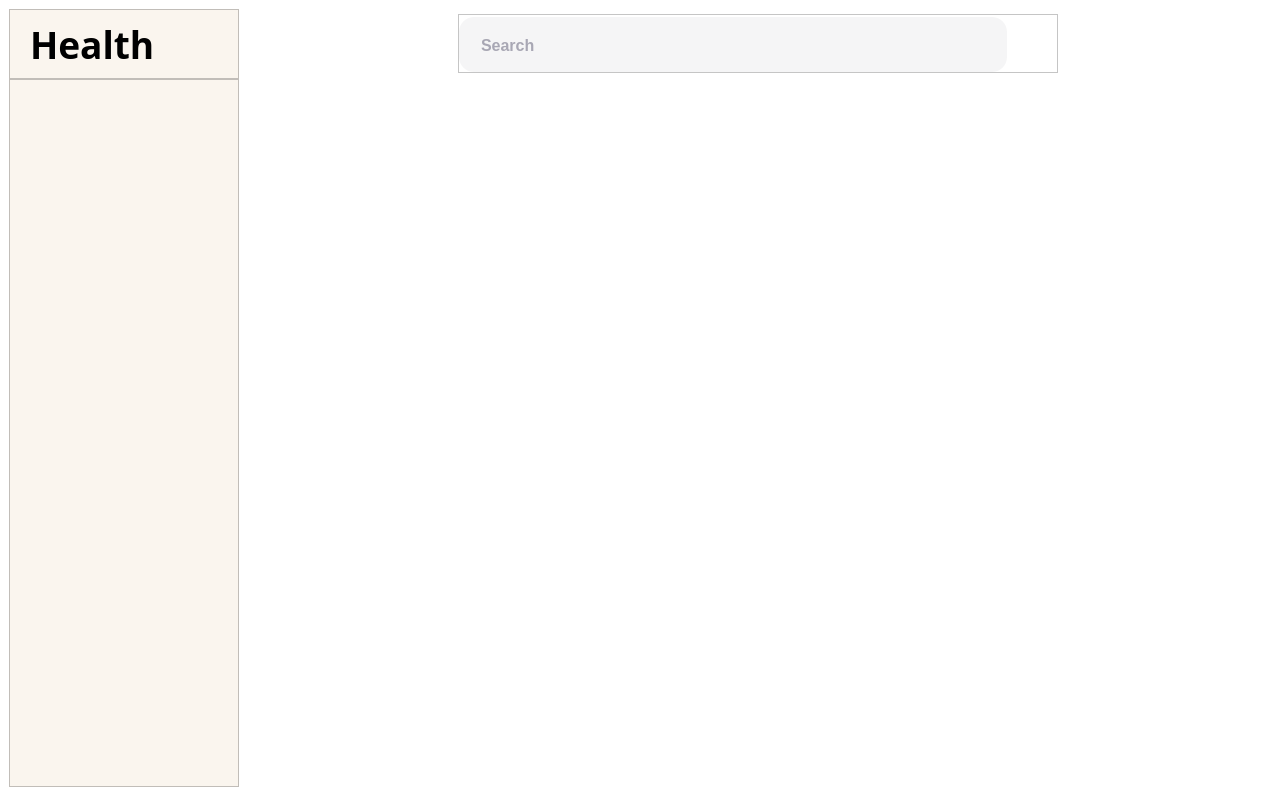
Above: healthCare.ui from Oizys13/Chat-app before the change. Below: the same form after it.
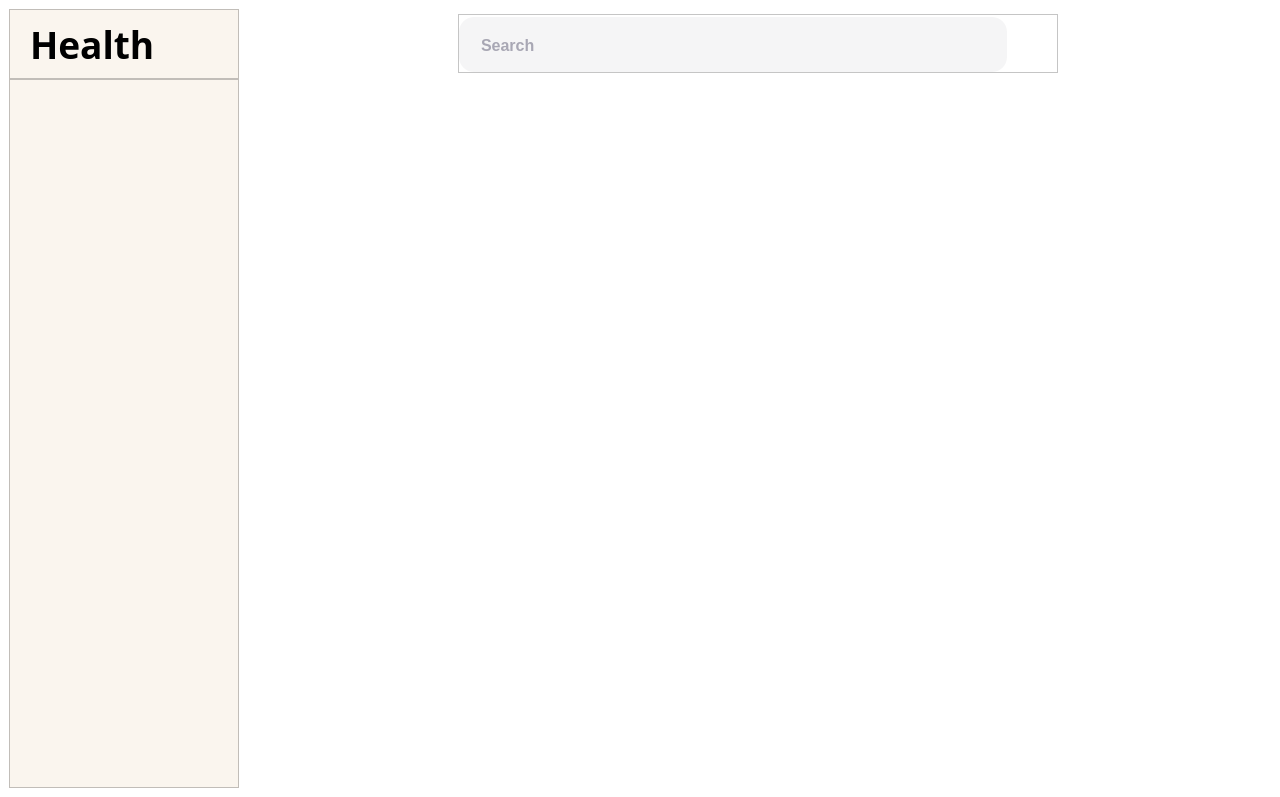
That is the form after the change. Icons and pictures are not drawn.

Diff of the .ui file:
```diff
--- a/healthCare.ui
+++ b/healthCare.ui
@@ -7,7 +7,7 @@
     <x>0</x>
     <y>0</y>
     <width>1280</width>
-    <height>796</height>
+    <height>797</height>
    </rect>
   </property>
   <property name="font">
```
Left out of the diff: 4 changed lines with no effect on the pictures.
